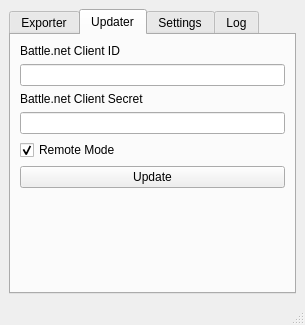
Before: the Qt Designer form ah/ui/main_view.ui in kamoo1/Kamoo-s-TSM-App, drawn with Qt 5.
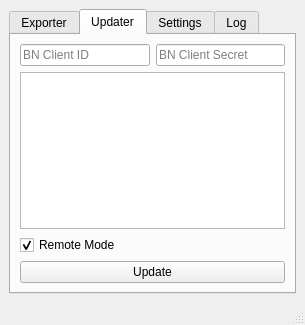
After: the same form once the commit is applied. The open tabs and pages were chosen to show the change.

Diff of the .ui file:
```diff
--- a/ah/ui/main_view.ui
+++ b/ah/ui/main_view.ui
@@ -121,12 +121,20 @@
        </attribute>
        <layout class="QVBoxLayout" name="verticalLayout_4">
         <item>
-         <widget class="QLabel" name="label_updater_id">
-          <property name="text">
-           <string>Battle.net Client ID</string>
-          </property>
-         </widget>
-        </item>
+         <widget class="QWidget" name="widget_4" native="true">
+          <layout class="QHBoxLayout" name="horizontalLayout_4">
+           <property name="leftMargin">
+            <number>0</number>
+           </property>
+           <property name="topMargin">
+            <number>0</number>
+           </property>
+           <property name="rightMargin">
+            <number>0</number>
+           </property>
+           <property name="bottomMargin">
+            <number>0</number>
+           </property>
         <item>
          <widget class="QLineEdit" name="lineEdit_updater_id">
           <property name="inputMask">
@@ -138,12 +146,8 @@
           <property name="echoMode">
            <enum>QLineEdit::Password</enum>
           </property>
-         </widget>
-        </item>
-        <item>
-         <widget class="QLabel" name="label_updater_secret">
-          <property name="text">
-           <string>Battle.net Client Secret</string>
+             <property name="placeholderText">
+              <string>BN Client ID</string>
           </property>
          </widget>
         </item>
@@ -155,7 +159,16 @@
           <property name="echoMode">
            <enum>QLineEdit::Password</enum>
           </property>
-         </widget>
+             <property name="placeholderText">
+              <string>BN Client Secret</string>
+             </property>
+            </widget>
+           </item>
+          </layout>
+         </widget>
+        </item>
+        <item>
+         <widget class="QListView" name="listView_updater_combos"/>
         </item>
         <item>
          <widget class="QCheckBox" name="checkBox_updater_remote">
@@ -177,19 +190,6 @@
           </property>
          </widget>
         </item>
-        <item>
-         <spacer name="verticalSpacer_2">
-          <property name="orientation">
-           <enum>Qt::Vertical</enum>
-          </property>
-          <property name="sizeHint" stdset="0">
-           <size>
-            <width>20</width>
-            <height>40</height>
-           </size>
-          </property>
-         </spacer>
-        </item>
        </layout>
       </widget>
       <widget class="QWidget" name="tab_settings">
```
Left out of the diff: 12 changed lines with no effect on the pictures. Lines whose indentation alone changed are shown as unchanged.
